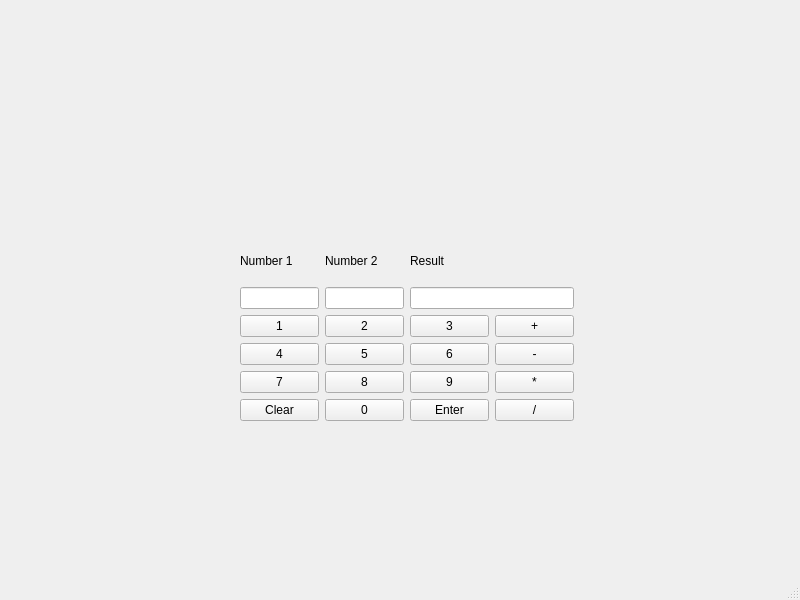
Above: olioviikko7teht2/mainwindow.ui from h4m4l4inen/Olio-ohjelmointi before the change. Below: the same form after it.
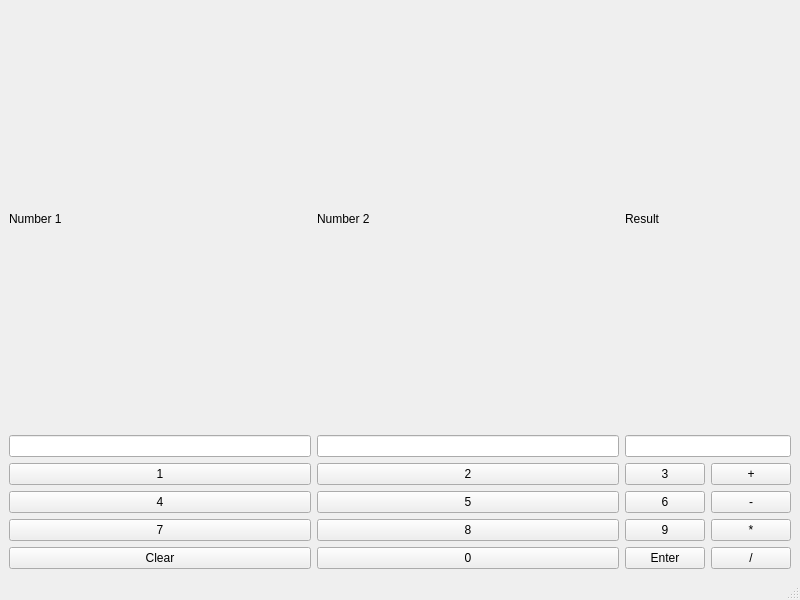
That is the form after the change.

What changed in the file:
```diff
--- a/olioviikko7teht2/mainwindow.ui
+++ b/olioviikko7teht2/mainwindow.ui
@@ -14,15 +14,8 @@
    <string>MainWindow</string>
   </property>
   <widget class="QWidget" name="centralwidget">
-   <widget class="QWidget" name="gridLayoutWidget">
-    <property name="geometry">
-     <rect>
-      <x>240</x>
-      <y>240</y>
-      <width>334</width>
-      <height>181</height>
-     </rect>
-    </property>
+   <layout class="QVBoxLayout" name="verticalLayout">
+    <item>
     <layout class="QGridLayout" name="gridLayout">
      <item row="1" column="0">
       <widget class="QLineEdit" name="num1"/>
@@ -167,7 +160,8 @@
       <widget class="QLineEdit" name="result"/>
      </item>
     </layout>
-   </widget>
+    </item>
+   </layout>
   </widget>
   <widget class="QMenuBar" name="menubar">
    <property name="geometry">
```
Lines whose indentation alone changed are shown as unchanged.
